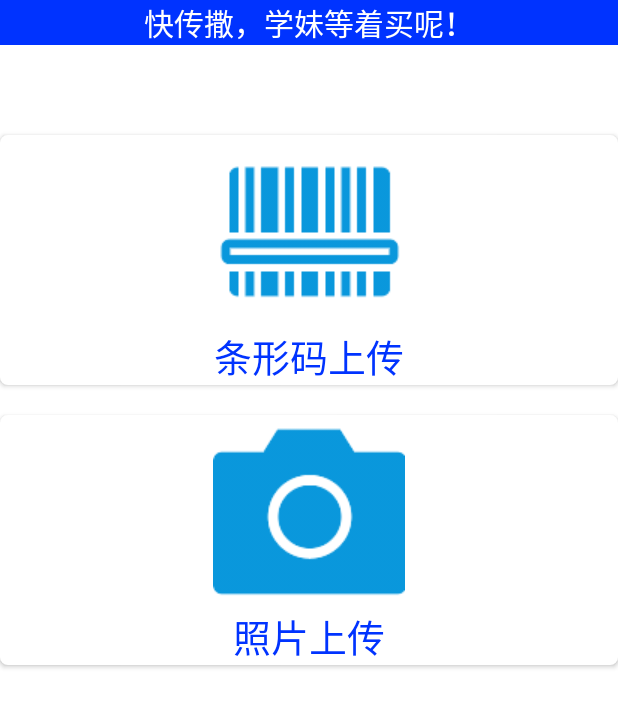
After one commit to dpcraft/ShareBook, an Android app: the layout fragment_out.xml on its own in the app's theme, with its tools: preview values and no code run, on a phone screen of 412 x 824 dp. The commit adds this screen. Shown: the top 707 px of the screen. Run offline under Robolectric (Android 15) with nearby library versions, the phone set to English and light mode, and no system bars.

Commit message:
MOD: UI of out

```diff
--- a/app/src/main/java/cn/dpcraft/sharebook/FindFragment.java
+++ b/app/src/main/java/cn/dpcraft/sharebook/FindFragment.java
@@ -30,7 +30,7 @@ public class FindFragment extends Fragment{
         Bundle bundle = getArguments();
         String agrs1 = bundle.getString("agrs1");
         TextView tv = (TextView)view.findViewById(R.id.tv_find);
-        //tv.setText(agrs1);
+        tv.setText(agrs1);
         return view;
         }
 }
--- a/app/src/main/res/layout/activity_main.xml
+++ b/app/src/main/res/layout/activity_main.xml
@@ -3,6 +3,7 @@
     xmlns:tools="http://schemas.android.com/tools"
     android:layout_width="match_parent"
     android:layout_height="match_parent"
+    android:background="@color/white"
     tools:context="cn.dpcraft.sharebook.MainActivity">
 
    <LinearLayout
--- /dev/null
+++ b/app/src/main/res/layout/fragment_out.xml
@@ -0,0 +1,38 @@
+<?xml version="1.0" encoding="utf-8"?>
+<LinearLayout xmlns:android="http://schemas.android.com/apk/res/android"
+    android:orientation="vertical"
+    android:layout_width="match_parent"
+    android:layout_height="match_parent"
+    android:background="@color/white"
+    android:paddingBottom="60dp">
+    <TextView
+        android:layout_width="match_parent"
+        android:layout_height="wrap_content"
+        android:id="@+id/tv_out"
+        android:text="快传撒，学妹等着买呢！"
+        android:gravity="center"
+        android:textSize="20sp"
+        android:textColor="@color/white"
+        android:background="@color/blue"
+        android:layout_marginBottom="60sp"/>
+    <Button
+        android:layout_width="match_parent"
+        android:layout_height="wrap_content"
+        android:layout_marginBottom="20sp"
+        android:id="@+id/button_bar_code_upload"
+        android:background="@drawable/whitebuttonshape"
+        android:drawableTop="@drawable/bar_code"
+        android:text="条形码上传"
+        android:textColor="@color/blue"
+        android:textSize="25sp"/>
+    <Button
+        android:layout_width="match_parent"
+        android:layout_height="wrap_content"
+        android:id="@+id/button_camera_upload"
+        android:background="@drawable/whitebuttonshape"
+        android:drawableTop="@drawable/camera"
+        android:text="照片上传"
+        android:textColor="@color/blue"
+        android:textSize="25sp"/>
+
+</LinearLayout>
```
Also changed, not shown: app/src/main/java/cn/dpcraft/sharebook/MainActivity.java (+31 -2 lines), app/src/main/java/cn/dpcraft/sharebook/OutFragment.java (+20 -1 lines), app/src/main/res/layout/fragment_request.xml (added, +14 -0 lines), app/src/main/res/layout/fragment_user.xml (added, +83 -0 lines), app/src/main/res/layout/login.xml (+4 -7 lines), app/src/main/res/drawable/bar_code.png (added), app/src/main/res/drawable/camera.png (added), app/src/main/res/drawable/ic_like.png (added), app/src/main/res/drawable/ic_my_history.png (added), app/src/main/res/drawable/ic_my_info.png (added), app/src/main/res/drawable/ic_my_message.png (added), app/src/main/res/drawable/ic_my_upload.png (added), app/src/main/res/drawable/wechat.png.
